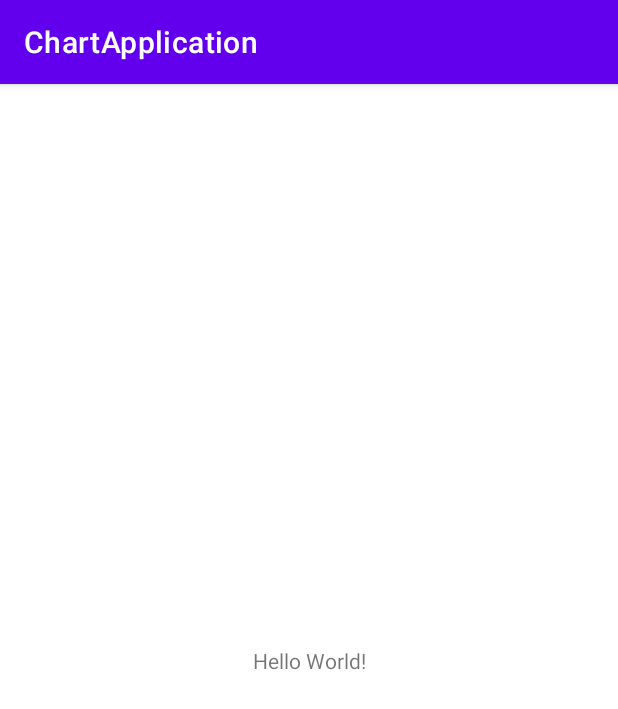
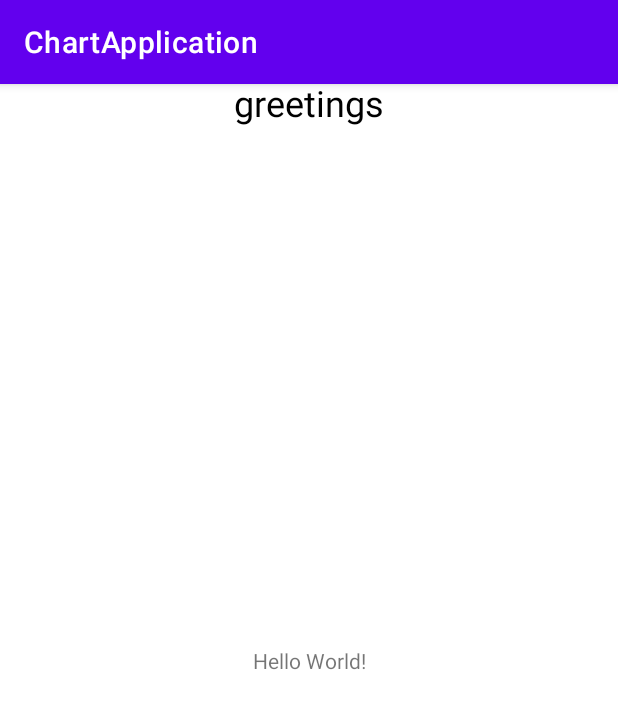
Before and after one commit to vladimirobolonnyy/ChartApplication, an Android app built with Jetpack Compose: the screen it shows after launch (MainActivity), on a phone screen of 412 x 824 dp. Shown: the top 709 px of the screen. Run offline under Robolectric (Android 15) with nearby library versions, the phone set to English and light mode, and no system bars; libraries missing offline, so code that uses them is left out: com.google.android.material; missing, so only their content is drawn: MdcTheme.

Commit message:
compose works!

```diff
--- a/app/src/main/java/com/obolonnyy/chartapplication/MainActivity.kt
+++ b/app/src/main/java/com/obolonnyy/chartapplication/MainActivity.kt
@@ -2,10 +2,42 @@ package com.obolonnyy.chartapplication
 
 import androidx.appcompat.app.AppCompatActivity
 import android.os.Bundle
+import androidx.compose.foundation.layout.fillMaxWidth
+import androidx.compose.foundation.layout.padding
+import androidx.compose.foundation.layout.wrapContentWidth
+import androidx.compose.material.MaterialTheme
+import androidx.compose.material.Text
+import androidx.compose.runtime.Composable
+import androidx.compose.ui.Alignment
+import androidx.compose.ui.Modifier
+import androidx.compose.ui.platform.ComposeView
+import androidx.compose.ui.res.dimensionResource
+import androidx.compose.ui.res.stringResource
+import androidx.compose.ui.unit.dp
+import com.google.android.material.composethemeadapter.MdcTheme
 
 class MainActivity : AppCompatActivity() {
     override fun onCreate(savedInstanceState: Bundle?) {
         super.onCreate(savedInstanceState)
         setContentView(R.layout.activity_main)
+
+        val greeting = findViewById<ComposeView>(R.id.greeting)
+        greeting.setContent {
+            MdcTheme { // or AppCompatTheme
+                Greeting()
+            }
+        }
     }
 }
+
+@Composable
+private fun Greeting() {
+    Text(
+        text = stringResource(R.string.greeting),
+        style = MaterialTheme.typography.h5,
+        modifier = Modifier
+            .fillMaxWidth()
+            .padding(horizontal = 12.dp)
+            .wrapContentWidth(Alignment.CenterHorizontally)
+    )
+}
--- a/app/src/main/res/layout/activity_main.xml
+++ b/app/src/main/res/layout/activity_main.xml
@@ -15,4 +15,12 @@
         app:layout_constraintRight_toRightOf="parent"
         app:layout_constraintTop_toTopOf="parent" />
 
+    <androidx.compose.ui.platform.ComposeView
+        app:layout_constraintLeft_toLeftOf="parent"
+        app:layout_constraintRight_toRightOf="parent"
+        app:layout_constraintTop_toTopOf="parent"
+        android:id="@+id/greeting"
+        android:layout_width="match_parent"
+        android:layout_height="wrap_content"/>
+
 </androidx.constraintlayout.widget.ConstraintLayout>
--- a/app/src/main/res/values/strings.xml
+++ b/app/src/main/res/values/strings.xml
@@ -1,3 +1,4 @@
 <resources>
     <string name="app_name">ChartApplication</string>
+    <string name="greeting">greetings</string>
 </resources>
--- a/build.gradle
+++ b/build.gradle
@@ -9,7 +9,7 @@ buildscript {
     }
     dependencies {
         classpath "com.android.tools.build:gradle:7.0.3"
-        classpath "org.jetbrains.kotlin:kotlin-gradle-plugin:1.6.0-RC"
+        classpath "org.jetbrains.kotlin:kotlin-gradle-plugin:1.5.31"
 
         // NOTE: Do not place your application dependencies here; they belong
         // in the individual module build.gradle files
```
Also changed, not shown: app/build.gradle (+28 -0 lines).
